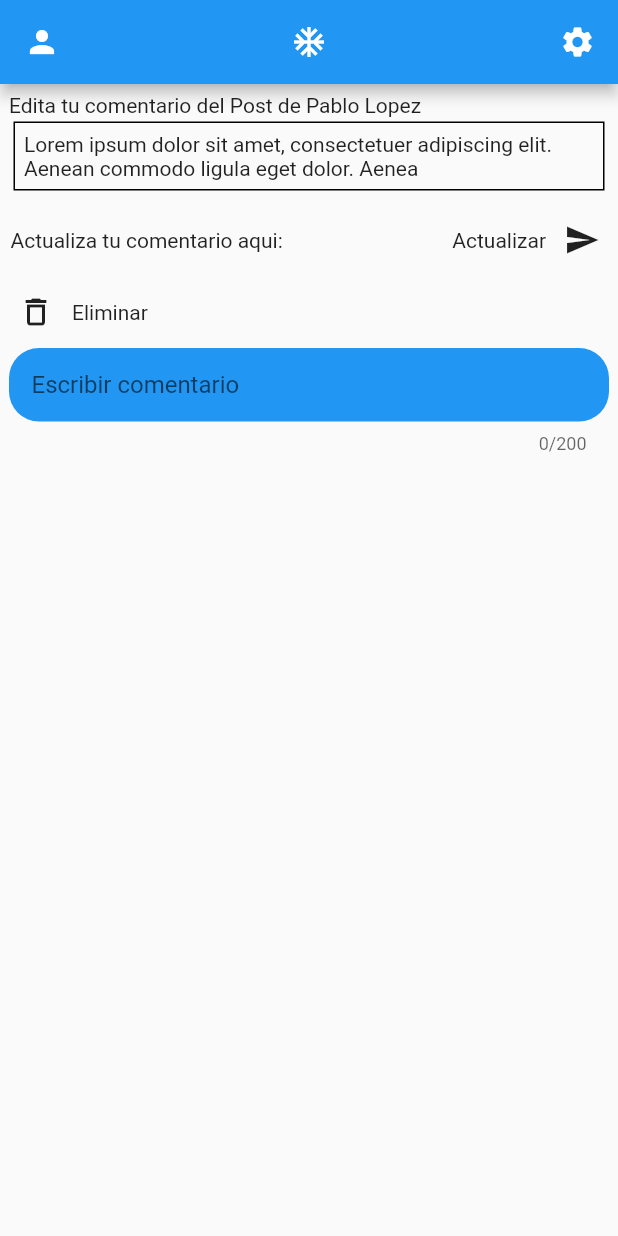
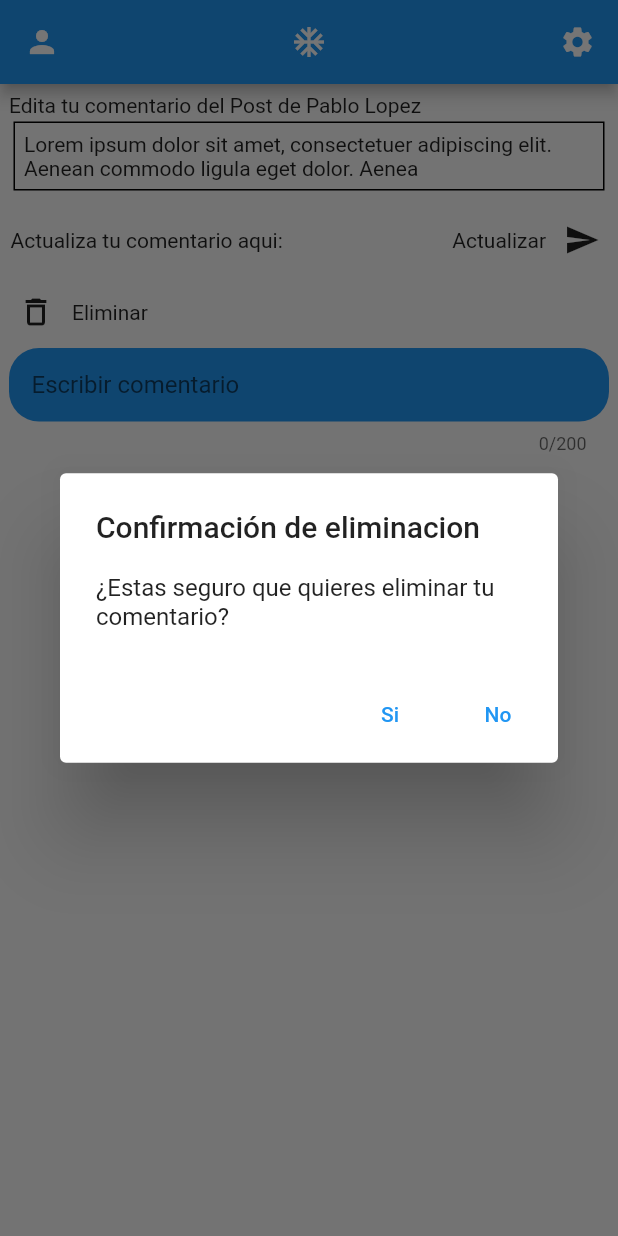
Before and after one commit to Celstren/my_weather_project, a Flutter app: the EditCommentView screen opened by its route, after a tap on the "delete outline" icon, on a phone screen of 412 x 824 dp. Run offline on Flutter 3.47's test engine with Material 2 defaults, Android fonts, the phone set to English and light mode, and no system bars; our stand-ins replace auto_route.

Commit message:
adding popup to option delete in comment view

```diff
--- a/lib/router/app_router.dart
+++ b/lib/router/app_router.dart
@@ -16,8 +16,8 @@ import 'package:my_project/views/user/location/user_location_view.dart';
     AutoRoute(page: ChildrenUpdateView),
     AutoRoute(page: UserLocationView),
     AutoRoute(page: UserLocationView),
-    AutoRoute(page: CommentView, initial: true),
-    AutoRoute(page: EditCommentView),
+    AutoRoute(page: CommentView),
+    AutoRoute(page: EditCommentView, initial: true),
   ],
 )
 class $AppRouter {}
--- a/lib/views/community/comment/edit_comment_view.dart
+++ b/lib/views/community/comment/edit_comment_view.dart
@@ -23,6 +23,31 @@ class _EditCommentViewState extends State<EditCommentView> {
 
   var textController = '';
 
+
+  confirmDeleteDialog(){
+    return showDialog(context: context, builder: (context) {
+      return AlertDialog(
+        title: Text("Confirmación de eliminacion"),
+        content: Text("¿Estas seguro que quieres eliminar tu comentario?"),
+        actions: [
+          TextButton(
+              onPressed: (){
+                //Navigator.of(context).pop();
+
+              },
+              child: Text("Si")),
+          TextButton(
+              onPressed: (){
+                Navigator.of(context).pop();
+              },
+              child: Text("No")),
+
+        ],
+      );
+    }, barrierDismissible: false);
+  }
+
+
   @override
   Widget build(BuildContext context) {
     return AppScaffold(
@@ -33,8 +58,12 @@ class _EditCommentViewState extends State<EditCommentView> {
 
             ActionCommentComponent(textAction: textAction,action: action),
             Row(
+              //mainAxisAlignment: MainAxisAlignment.start,
+              //mainAxisSize: MainAxisSize.min,
               children: [
-                IconButton(onPressed: () {}, icon: Icon(Icons.delete_outline)),
+                IconButton(onPressed: () {confirmDeleteDialog();},
+                    icon: Icon(Icons.delete_outline)),
+                //SizedBox(width: 0),
                 Text("Eliminar")
               ],
             ),
```
Also changed, not shown: lib/router/app_router.gr.dart.
